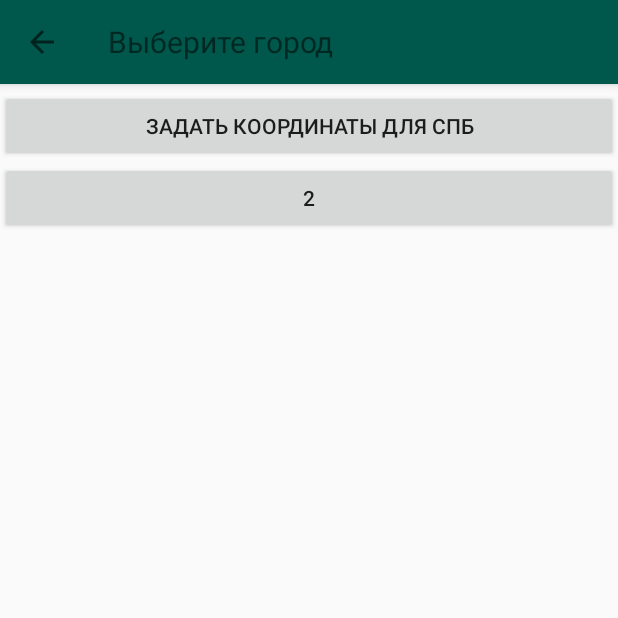
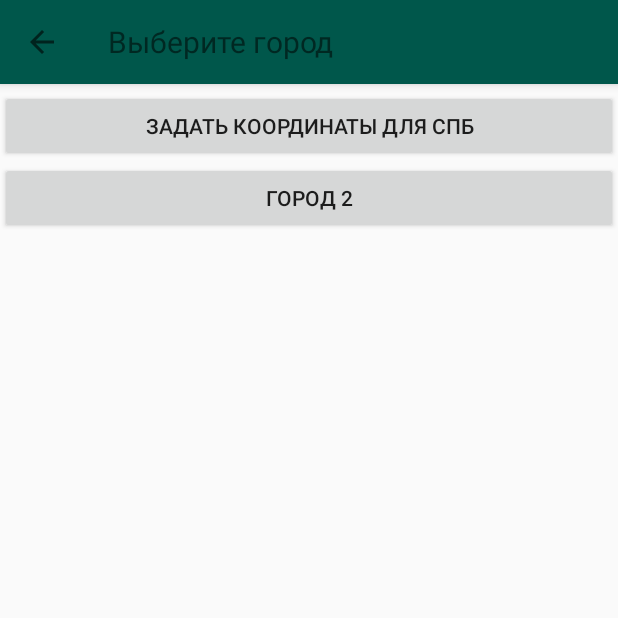
Before and after one commit to Kochenkov/Android-Java-WeatherFromOpenAPI, an Android app: the CitiesListActivity screen opened directly, with no data from a screen before it, on a phone screen of 412 x 824 dp, the top half of it. Run offline under Robolectric (Android 15) with nearby library versions, the phone set to English and light mode, and no system bars.

Commit message:
test commit

```diff
--- a/app/src/main/res/layout/activity_cities_list.xml
+++ b/app/src/main/res/layout/activity_cities_list.xml
@@ -33,7 +33,7 @@
                 android:id="@+id/list_city_item_2"
                 android:layout_width="fill_parent"
                 android:layout_height="wrap_content"
-                android:text="2"
+                android:text="город 2"
                 android:onClick="setCityLocation"/>
 
         </LinearLayout>
```
